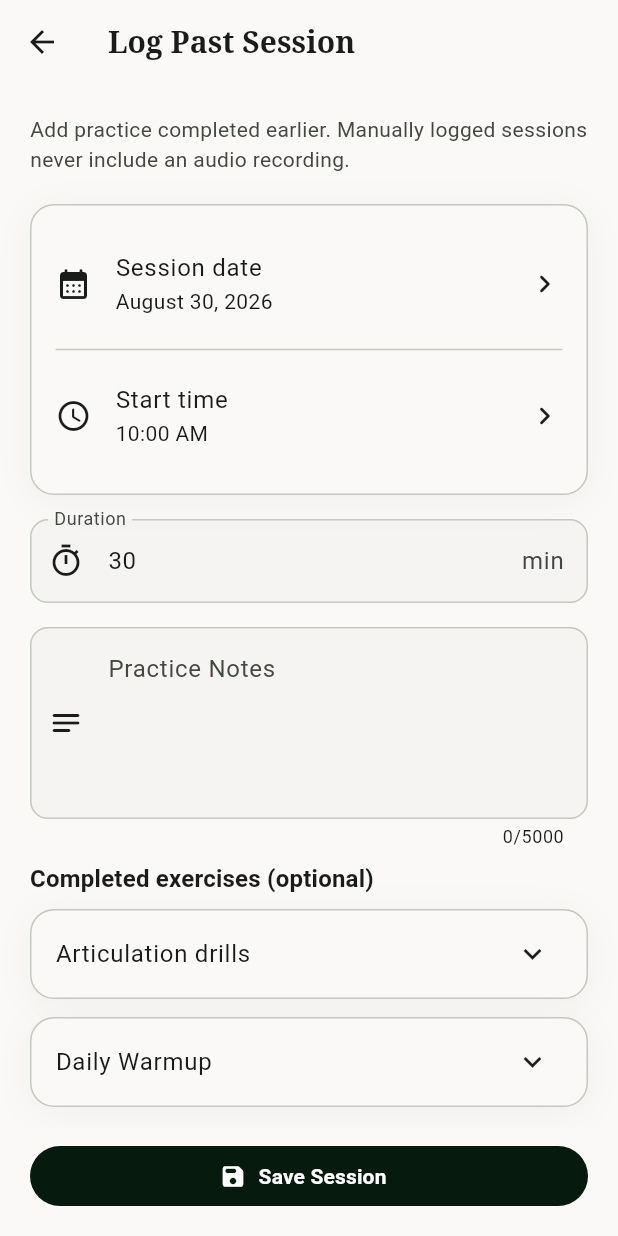
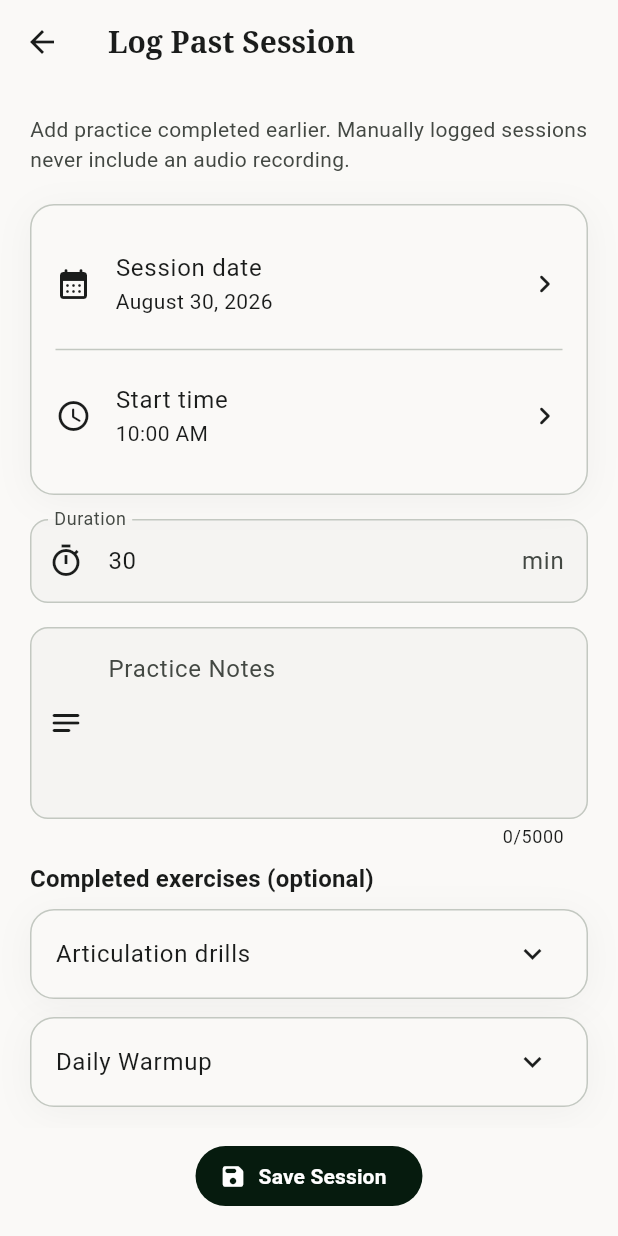
Before and after one commit to seagomezar/music-journal-app, a Flutter app: the CalendarHistoryView screen opened directly, after a tap on "Log Past Session", on a phone screen of 412 x 824 dp. Run offline on Flutter 3.47's test engine with Material 3 defaults, Android fonts, the phone set to English and light mode, and no system bars; our stand-ins replace audio_service, audioplayers, file_picker, flutter_spinkit, hive_ce_flutter, table_calendar and 2 more; missing offline and left inert: dart:js_interop, flutter_soloud, pdf_document, pdfrx, record, screen_brightness; accounts and stored records are empty.

Commit message:
feat: add adaptive iPad support

```diff
--- a/lib/screens/calendar_history_view.dart
+++ b/lib/screens/calendar_history_view.dart
@@ -13,6 +13,7 @@ import '../services/local_file_availability.dart';
 import '../theme/app_theme.dart';
 import 'manual_session_screen.dart';
 import '../widgets/recording_list.dart';
+import '../widgets/adaptive_layout.dart';
 
 class CalendarHistoryView extends StatefulWidget {
   const CalendarHistoryView({super.key});
@@ -323,6 +324,7 @@ class _CalendarHistoryViewState extends State<CalendarHistoryView> {
             final compactLandscape =
                 constraints.maxWidth > constraints.maxHeight &&
                 constraints.maxHeight < 600;
+            final sizeClass = windowSizeClassForWidth(constraints.maxWidth);
             final calendar = _buildCalendarPanel(
               context,
               historyProv,
@@ -762,7 +764,7 @@ class _CalendarHistoryViewState extends State<CalendarHistoryView> {
                 const SizedBox(height: 72),
               ],
             );
-            if (compactLandscape) {
+            if (compactLandscape || sizeClass.supportsTwoPaneContent) {
               return Row(
                 key: const ValueKey('landscape_history_split'),
                 children: [
--- a/lib/screens/manual_session_screen.dart
+++ b/lib/screens/manual_session_screen.dart
@@ -9,6 +9,7 @@ import '../providers/history_provider.dart';
 import '../providers/localization_provider.dart';
 import '../providers/routine_provider.dart';
 import '../theme/app_theme.dart';
+import '../widgets/adaptive_layout.dart';
 
 class ManualSessionScreen extends StatefulWidget {
   const ManualSessionScreen({super.key, required this.initialDate});
@@ -160,6 +161,10 @@ class _ManualSessionScreenState extends State<ManualSessionScreen> {
       appBar: AppBar(title: Text(context.translate('log_past_session'))),
       bottomNavigationBar: SafeArea(
         top: false,
+        child: Center(
+          heightFactor: 1,
+          child: ConstrainedBox(
+            constraints: const BoxConstraints(maxWidth: 760),
             child: Padding(
               padding: const EdgeInsets.fromLTRB(20, 8, 20, 16),
               child: FilledButton.icon(
@@ -174,7 +179,11 @@ class _ManualSessionScreenState extends State<ManualSessionScreen> {
               ),
             ),
           ),
+        ),
+      ),
       body: SafeArea(
+        child: AdaptiveContent(
+          maxWidth: 760,
           child: Form(
             key: _formKey,
             child: ListView(
@@ -220,7 +229,9 @@ class _ManualSessionScreenState extends State<ManualSessionScreen> {
                   const SizedBox(height: 8),
                   Text(
                     _timeError!,
-                  style: TextStyle(color: Theme.of(context).colorScheme.error),
+                    style: TextStyle(
+                      color: Theme.of(context).colorScheme.error,
+                    ),
                   ),
                 ],
                 const SizedBox(height: 16),
@@ -256,7 +267,9 @@ class _ManualSessionScreenState extends State<ManualSessionScreen> {
                     prefixIcon: const Icon(Icons.notes_rounded),
                   ),
                 ),
-              if (routines.any((routine) => routine.exercises.isNotEmpty)) ...[
+                if (routines.any(
+                  (routine) => routine.exercises.isNotEmpty,
+                )) ...[
                   const SizedBox(height: 8),
                   Text(
                     context.translate('completed_exercises_optional'),
@@ -291,7 +304,9 @@ class _ManualSessionScreenState extends State<ManualSessionScreen> {
                                               if (selected == true) {
                                                 _selectedExerciseKeys.add(key);
                                               } else {
-                                              _selectedExerciseKeys.remove(key);
+                                                _selectedExerciseKeys.remove(
+                                                  key,
+                                                );
                                               }
                                             });
                                           },
@@ -308,6 +323,7 @@ class _ManualSessionScreenState extends State<ManualSessionScreen> {
             ),
           ),
         ),
+      ),
     );
   }
 }
--- a/lib/theme/app_theme.dart
+++ b/lib/theme/app_theme.dart
@@ -187,6 +187,10 @@ class AppTheme {
         selectedLabelStyle: TextStyle(fontWeight: FontWeight.bold),
         type: BottomNavigationBarType.fixed,
       ),
+      bottomSheetTheme: const BottomSheetThemeData(
+        showDragHandle: true,
+        constraints: BoxConstraints(maxWidth: 640),
+      ),
     );
   }
 
--- /dev/null
+++ b/lib/widgets/adaptive_layout.dart
@@ -0,0 +1,77 @@
+import 'dart:ui' as ui;
+
+import 'package:flutter/material.dart';
+
+/// Width classes are based on the space available to this app window, not on
+/// the physical device. This keeps layouts correct in Split View and Stage
+/// Manager as an iPad window is resized.
+enum AppWindowSizeClass { compact, medium, expanded, extended }
+
+abstract final class AppBreakpoints {
+  static const double medium = 600;
+  static const double expanded = 840;
+  static const double extended = 1180;
+}
+
+AppWindowSizeClass windowSizeClassForWidth(double width) {
+  if (width >= AppBreakpoints.extended) {
+    return AppWindowSizeClass.extended;
+  }
+  if (width >= AppBreakpoints.expanded) {
+    return AppWindowSizeClass.expanded;
+  }
+  if (width >= AppBreakpoints.medium) {
+    return AppWindowSizeClass.medium;
+  }
+  return AppWindowSizeClass.compact;
+}
+
+extension AppWindowSizeClassCapabilities on AppWindowSizeClass {
+  bool get usesNavigationRail => this != AppWindowSizeClass.compact;
+
+  bool get usesExtendedNavigationRail => this == AppWindowSizeClass.extended;
+
+  bool get supportsTwoPaneContent =>
+      this == AppWindowSizeClass.expanded ||
+      this == AppWindowSizeClass.extended;
+}
+
+/// Returns the full display size in logical points. Unlike MediaQuery, this is
+/// stable when an iPad app is placed in a narrow multitasking window.
+Size logicalDisplaySizeOf(BuildContext context) {
+  final ui.Display display = View.of(context).display;
+  return display.size / display.devicePixelRatio;
+}
+
+bool isTabletDisplay(BuildContext context) =>
+    logicalDisplaySizeOf(context).shortestSide >= AppBreakpoints.medium;
+
+class AdaptiveContent extends StatelessWidget {
+  const AdaptiveContent({
+    required this.child,
+    this.maxWidth = 960,
+    this.alignment = Alignment.topCenter,
+    super.key,
+  });
+
+  final Widget child;
+  final double maxWidth;
+  final Alignment alignment;
+
+  @override
+  Widget build(BuildContext context) {
+    return LayoutBuilder(
+      builder: (context, constraints) {
+        final width = constraints.maxWidth.clamp(0, maxWidth).toDouble();
+        return Align(
+          alignment: alignment,
+          child: SizedBox(
+            width: width,
+            height: constraints.maxHeight,
+            child: child,
+          ),
+        );
+      },
+    );
+  }
+}
```
Also changed, not shown: lib/screens/dashboard_view.dart (+19 -10 lines), lib/screens/main_shell.dart (+12 -11 lines), lib/screens/recording_library_screen.dart (+8 -2 lines), lib/screens/routine_config_view.dart (+34 -26 lines), lib/screens/score_viewer_screen.dart (+20 -1 lines), lib/screens/settings_screen.dart (+24 -7 lines), 6 other files. Lines whose indentation alone changed are shown as unchanged.
